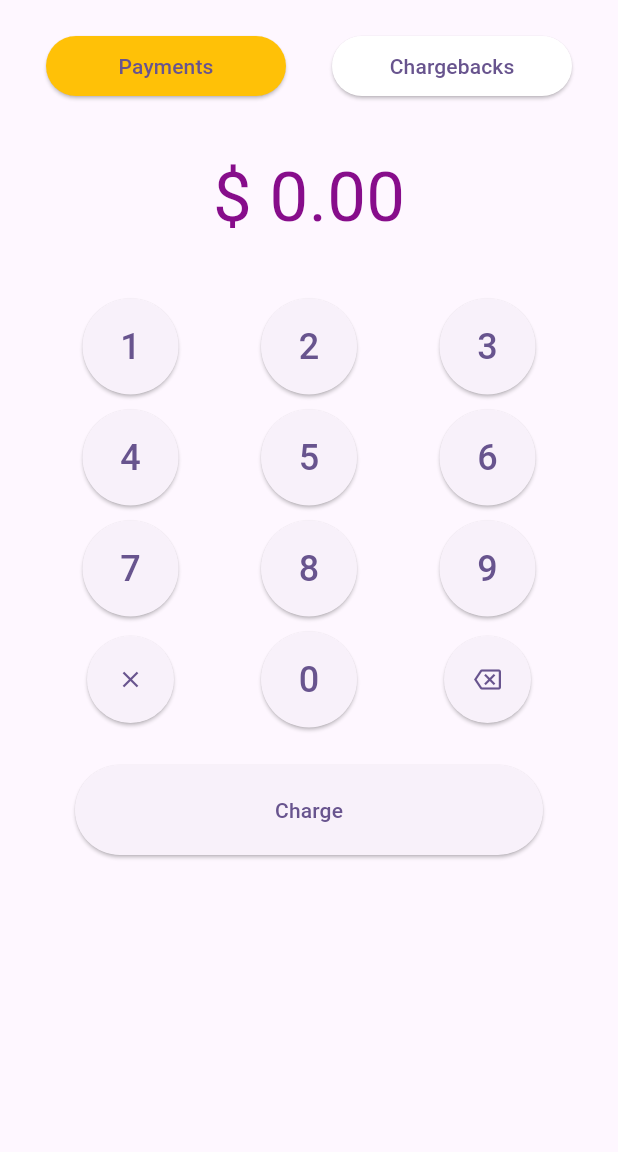
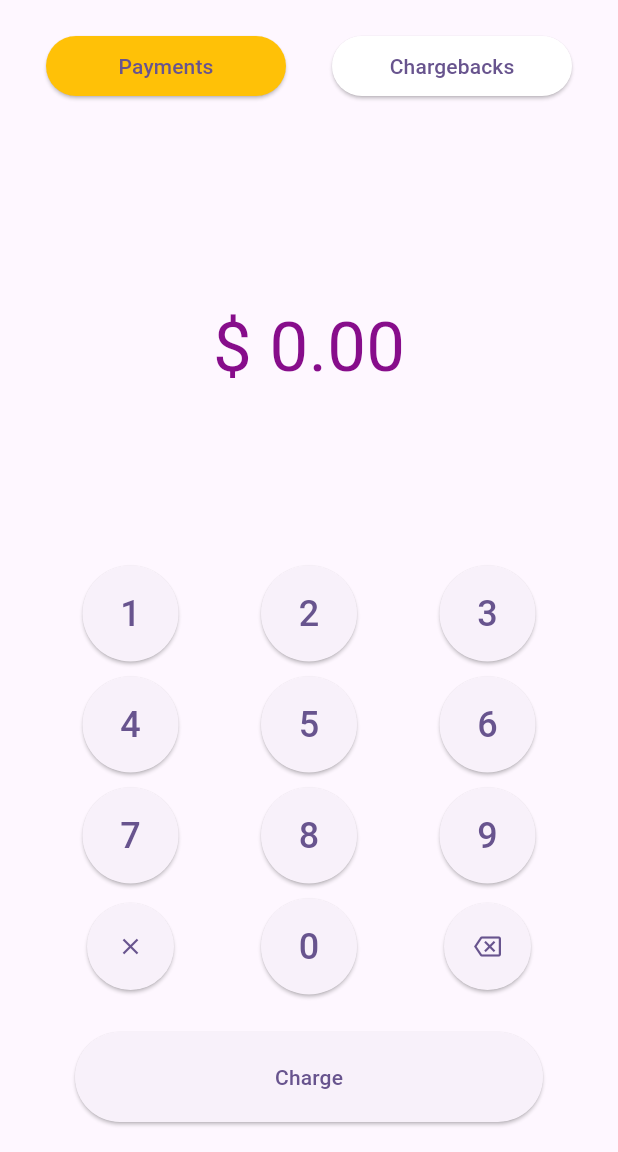
Before and after one commit to luisalex94/konfio_terminal, a Flutter app: the screen it shows after launch, on a phone screen of 412 x 824 dp, the part 84-1236 px from its top. Run offline on Flutter 3.47's test engine with Material 3 defaults, Android fonts, the phone set to English and light mode, and no system bars.

Commit message:
update the ui

```diff
--- a/lib/main.dart
+++ b/lib/main.dart
@@ -62,17 +62,26 @@
   Widget body() {
     return Center(
       child: Column(
-        mainAxisAlignment: MainAxisAlignment.start,
+        mainAxisAlignment: MainAxisAlignment.spaceBetween,
         crossAxisAlignment: CrossAxisAlignment.center,
         children: <Widget>[
+          Column(
+            children: [
               const SizedBox(height: 20),
               buttons(),
-          const SizedBox(height: 20),
+              const SizedBox(height: 120),
               amountBox(),
+            ],
+          ),
+          Column(
+            children: [
               const SizedBox(height: 20),
               numericalKeyboard(),
               const SizedBox(height: 20),
               actionButton(),
+              const SizedBox(height: 20),
+            ],
+          ),
         ],
       ),
     );
@@ -139,7 +148,6 @@
     setState(() {
       _amountValue = (response.isEmpty ? 0.0 : double.parse(response)) / 100;
     });
-
   }
 
   Widget numericalKeyboard() {
```
Lines whose indentation alone changed are shown as unchanged.
